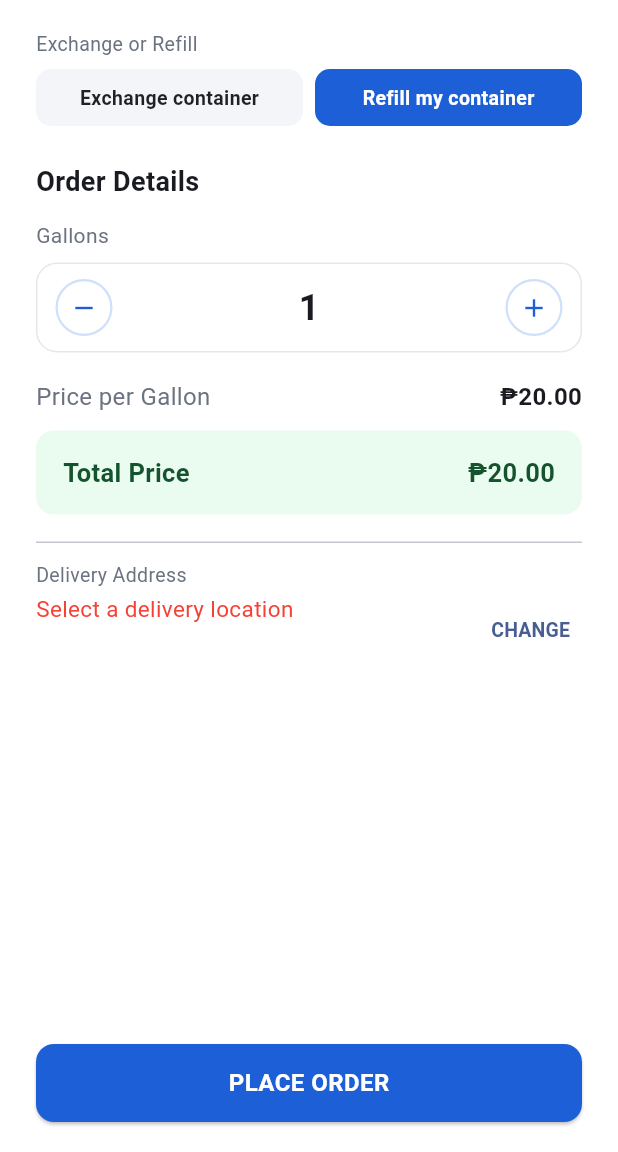
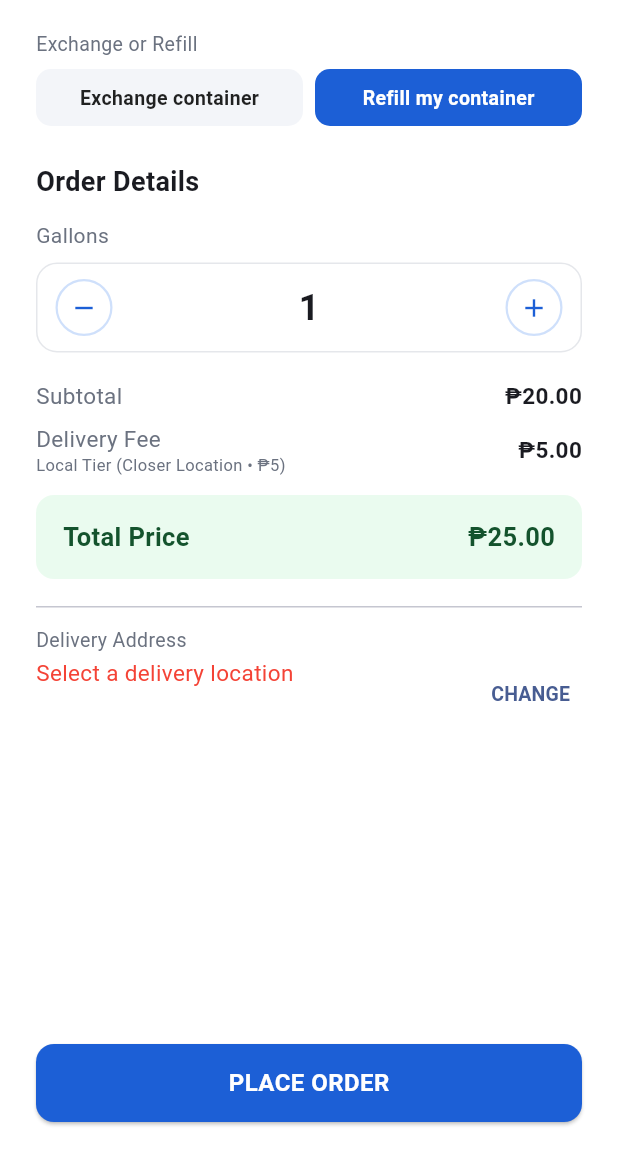
Before and after one commit to yamisogeki-art/wackyWater.github.io, a Flutter app: the OrderWaterScreen screen opened directly, on a phone screen of 412 x 824 dp, the part 84-1236 px from its top. Run offline on Flutter 3.47's test engine with Material 3 defaults, Android fonts, the phone set to English and light mode, and no system bars; our stand-ins replace fl_chart, flutter_map, geolocator, image_picker, latlong2, shared_preferences and 1 more; missing offline and left inert: google_mlkit_face_detection; accounts and stored records are empty.

Commit message:
Add distance-based delivery fee with 3 tiers: ₱15 (Ipil), ₱10 (R.T. Lim), and ₱5 (Closer locations)

```diff
--- a/lib/constants/pricing.dart
+++ b/lib/constants/pricing.dart
@@ -5,6 +5,30 @@ import '../utils/validators.dart';
 /// screen, order history and driver screens can't drift apart.
 const double purifiedPricePerGallon = 20.0;
 const double mineralPricePerGallon = 20.0;
+
+/// Distance-based delivery fee tiers:
+/// - ₱15: Ipil (and other areas at a similar distance)
+/// - ₱10: R.T. Lim (and other areas at a similar distance)
+/// - ₱5: All other closer locations (Tungawan, local area)
+double deliveryFeeForArea(String? areaOrAddress) {
+  if (areaOrAddress == null || areaOrAddress.trim().isEmpty) {
+    return 5.0; // Default closer location fee
+  }
+  final clean = areaOrAddress.toLowerCase();
+  if (clean.contains('ipil')) {
+    return 15.0;
+  } else if (clean.contains('r.t. lim') || clean.contains('rt lim') || clean.contains('lim')) {
+    return 10.0;
+  }
+  return 5.0;
+}
+
+String deliveryTierLabelForArea(String? areaOrAddress) {
+  final fee = deliveryFeeForArea(areaOrAddress);
+  if (fee == 15.0) return 'Far Tier (Ipil • ₱15)';
+  if (fee == 10.0) return 'Mid Tier (R.T. Lim • ₱10)';
+  return 'Local Tier (Closer Location • ₱5)';
+}
 
 /// Returns the price per gallon for a given water type with fallback error handling.
 double pricePerGallonFor(String? waterType) {
--- a/lib/screens/customer/order_success_screen.dart
+++ b/lib/screens/customer/order_success_screen.dart
@@ -6,6 +6,7 @@ class OrderSuccessScreen extends StatelessWidget {
   final int gallons;
   final String waterType;
   final double pricePerGallon;
+  final double deliveryFee;
   final double estimatedTotal;
   final String orderId;
 
@@ -14,6 +15,7 @@ class OrderSuccessScreen extends StatelessWidget {
     required this.gallons,
     required this.waterType,
     required this.pricePerGallon,
+    this.deliveryFee = 5.0,
     required this.estimatedTotal,
     required this.orderId,
   });
@@ -68,7 +70,8 @@ class OrderSuccessScreen extends StatelessWidget {
                     const SizedBox(height: 8),
                     _row('Gallons', '$gallons ${gallons == 1 ? 'gallon' : 'gallons'}'),
                     _row('Water Type', waterType == 'mineral' ? 'Mineral' : 'Purified'),
-                    _row('Price per Gallon', '₱${pricePerGallon.toStringAsFixed(2)}'),
+                    _row('Subtotal (${gallons}x ₱${pricePerGallon.toStringAsFixed(2)})', '₱${(gallons * pricePerGallon).toStringAsFixed(2)}'),
+                    _row('Distance Delivery Fee', '₱${deliveryFee.toStringAsFixed(2)}'),
                     _row('Total Price', '₱${estimatedTotal.toStringAsFixed(2)}'),
                     _row(
                       'Estimated Delivery',
--- a/lib/screens/customer/order_water_screen.dart
+++ b/lib/screens/customer/order_water_screen.dart
@@ -29,6 +29,9 @@ class _OrderWaterScreenState extends State<OrderWaterScreen> {
   dynamic _selectedAddressId;
 
   double get _pricePerGallon => pricePerGallonFor(_waterType);
+  double get _deliveryFee => deliveryFeeForArea(_addressLabel);
+  double get _subtotal => _gallons * _pricePerGallon;
+  double get _totalPrice => _subtotal + _deliveryFee;
 
   Future<void> _selectAddress() async {
     final result = await Navigator.push<Map<String, dynamic>>(
@@ -76,7 +79,8 @@ class _OrderWaterScreenState extends State<OrderWaterScreen> {
               gallons: _gallons,
               waterType: _waterType,
               pricePerGallon: _pricePerGallon,
-              estimatedTotal: _gallons * _pricePerGallon,
+              deliveryFee: _deliveryFee,
+              estimatedTotal: _totalPrice,
               orderId: response['id'].toString(),
             ),
           ),
@@ -201,10 +205,30 @@ class _OrderWaterScreenState extends State<OrderWaterScreen> {
                     Row(
                       mainAxisAlignment: MainAxisAlignment.spaceBetween,
                       children: [
-                        const Text('Price per Gallon', style: TextStyle(fontSize: 16, color: AppColors.textMuted)),
+                        const Text('Subtotal', style: TextStyle(fontSize: 15, color: AppColors.textMuted)),
                         Text(
-                          '₱${_pricePerGallon.toStringAsFixed(2)}',
-                          style: const TextStyle(fontSize: 16, fontWeight: FontWeight.bold),
+                          '₱${_subtotal.toStringAsFixed(2)}',
+                          style: const TextStyle(fontSize: 15, fontWeight: FontWeight.bold),
+                        ),
+                      ],
+                    ),
+                    const SizedBox(height: 8),
+                    Row(
+                      mainAxisAlignment: MainAxisAlignment.spaceBetween,
+                      children: [
+                        Column(
+                          crossAxisAlignment: CrossAxisAlignment.start,
+                          children: [
+                            const Text('Delivery Fee', style: TextStyle(fontSize: 15, color: AppColors.textMuted)),
+                            Text(
+                              deliveryTierLabelForArea(_addressLabel),
+                              style: const TextStyle(fontSize: 11, color: AppColors.textMuted),
+                            ),
+                          ],
+                        ),
+                        Text(
+                          '₱${_deliveryFee.toStringAsFixed(2)}',
+                          style: const TextStyle(fontSize: 15, fontWeight: FontWeight.bold),
                         ),
                       ],
                     ),
@@ -220,7 +244,7 @@ class _OrderWaterScreenState extends State<OrderWaterScreen> {
                             style: TextStyle(fontSize: 17, fontWeight: FontWeight.bold, color: AppColors.successText),
                           ),
                           Text(
-                            '₱${(_gallons * _pricePerGallon).toStringAsFixed(2)}',
+                            '₱${_totalPrice.toStringAsFixed(2)}',
                             style: const TextStyle(fontSize: 17, fontWeight: FontWeight.bold, color: AppColors.successText),
                           ),
                         ],
```
Also changed, not shown: 2 other files.
